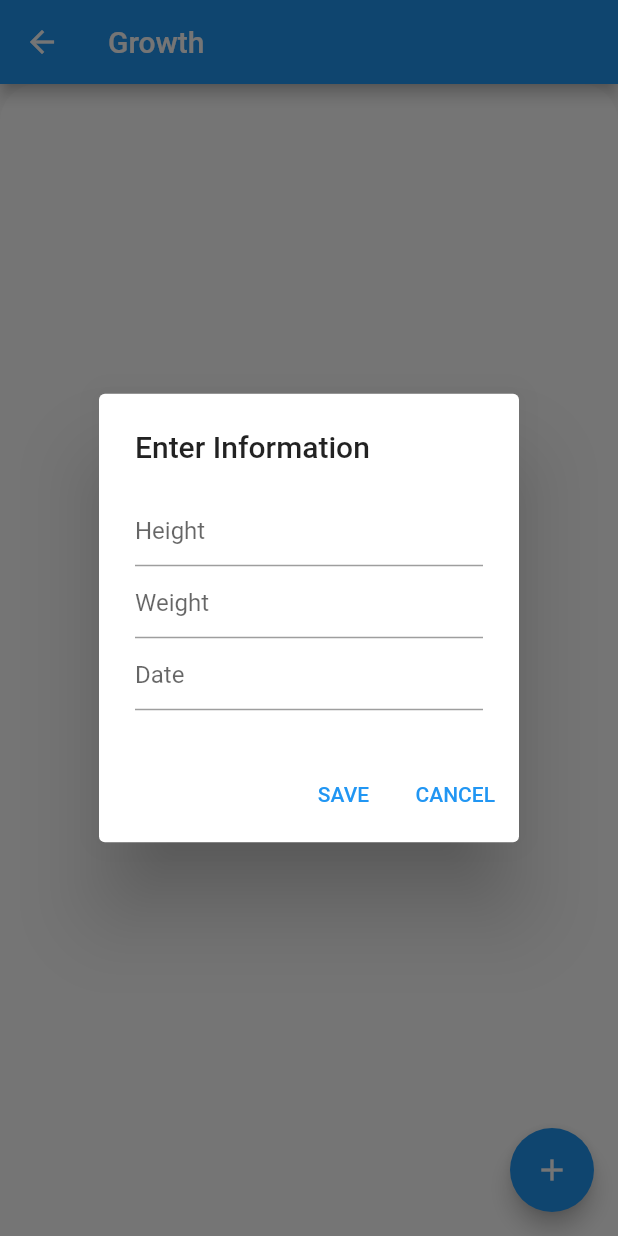
After one commit to kwu6gsu/csc4360-group-project, a Flutter app: the GrowthScreen screen opened directly, after a tap on the "add" icon, on a phone screen of 412 x 824 dp. The commit adds this screen. Run offline on Flutter 3.47's test engine with Material 2 defaults, Android fonts, the light colour scheme and no system bars; our stand-ins replace cloud_firestore, firebase_auth, firebase_core, flutter_rating_bar, flutter_signin_button; accounts and stored records are empty.

Commit message:
added growth screen (javier/kenny)

```diff
--- /dev/null
+++ b/lib/growth.dart
@@ -0,0 +1,233 @@
+import 'package:flutter/material.dart';
+import 'package:firebase_auth/firebase_auth.dart';
+import 'package:cloud_firestore/cloud_firestore.dart';
+
+class GrowthScreen extends StatefulWidget {
+  @override
+  _GrowthScreenState createState() => _GrowthScreenState();
+}
+
+class _GrowthScreenState extends State<GrowthScreen> {
+  late String heightText;
+  late String weightText;
+  TextEditingController _heightController = TextEditingController();
+  TextEditingController _weightController = TextEditingController();
+  TextEditingController _dateController = TextEditingController();
+  FirebaseAuth firebaseAuth = FirebaseAuth.instance;
+  final CollectionReference growthCollection = FirebaseFirestore.instance
+      .collection('users')
+      .doc(FirebaseAuth.instance.currentUser!.uid)
+      .collection('growth');
+
+  Future<void> saveGrowth() {
+    return growthCollection.add({
+      'height': heightText,
+      'weight': weightText,
+      'date': _dateController.text,
+      'submitted': DateTime.now()
+    });
+  }
+
+  Future<void> _displayTextInputDialog(BuildContext context) async {
+    return showDialog(
+        context: context,
+        builder: (context) {
+          return AlertDialog(
+            scrollable: true,
+            title: Text("Enter Information"),
+            content: Column(
+              children: [
+                TextField(
+                  decoration: InputDecoration(hintText: "Height"),
+                  onChanged: (value) {
+                    setState(() {
+                      heightText = value;
+                    });
+                  },
+                  controller: _heightController,
+                ),
+                TextField(
+                  decoration: InputDecoration(hintText: "Weight"),
+                  onChanged: (value) {
+                    setState(() {
+                      weightText = value;
+                    });
+                  },
+                  controller: _weightController,
+                ),
+                TextFormField(
+                  controller: _dateController,
+                  decoration: InputDecoration(
+                    hintText: "Date",
+                  ),
+                  onTap: () async {
+                    FocusScope.of(context).requestFocus(new FocusNode());
+                    DateTime date = (await showDatePicker(
+                        context: context,
+                        initialDate: DateTime.now(),
+                        firstDate: DateTime(DateTime.now().year - 20),
+                        lastDate: DateTime(DateTime.now().year + 20)))!;
+                    _dateController.text = date.toString().substring(0, 10);
+                  },
+                )
+              ],
+            ),
+            actions: <Widget>[
+              TextButton(
+                child: Text('SAVE'),
+                onPressed: () {
+                  setState(() {
+                    Navigator.pop(context);
+                  });
+                  saveGrowth();
+                  _heightController.clear();
+                  _weightController.clear();
+                  _dateController.clear();
+                },
+              ),
+              TextButton(
+                child: Text('CANCEL'),
+                onPressed: () {
+                  setState(() {
+                    Navigator.pop(context);
+                    _heightController.clear();
+                    _weightController.clear();
+                    _dateController.clear();
+                  });
+                },
+              ),
+            ],
+          );
+        });
+  }
+
+  Future<void> _displayGrowthDialog(
+      BuildContext context, String date, String height, String weight) async {
+    return showDialog(
+        context: context,
+        builder: (context) {
+          return AlertDialog(
+            scrollable: true,
+            title: Text(date),
+            content: Column(
+              children: [
+                Align(alignment: Alignment.centerLeft, child: Text(height)),
+                Padding(
+                    padding: EdgeInsets.only(top: 20),
+                    child: Align(
+                        alignment: Alignment.centerLeft, child: Text(weight))),
+              ],
+            ),
+            actions: <Widget>[
+              TextButton(
+                child: Text('CLOSE'),
+                onPressed: () {
+                  setState(() {
+                    Navigator.pop(context);
+                  });
+                },
+              ),
+            ],
+          );
+        });
+  }
+
+  Future<void> _displayDeleteDialog(DocumentReference reference) async {
+    return showDialog<void>(
+      context: context,
+      barrierDismissible: false,
+      builder: (BuildContext context) {
+        return AlertDialog(
+          content: SingleChildScrollView(
+            child: ListBody(
+              children: const <Widget>[
+                Text('Are you sure you want to delete this item?'),
+              ],
+            ),
+          ),
+          actions: <Widget>[
+            TextButton(
+              child: const Text('Yes'),
+              onPressed: () async {
+                await FirebaseFirestore.instance
+                    .runTransaction((Transaction myTransaction) async {
+                  myTransaction.delete(reference);
+                });
+                Navigator.of(context).pop();
+              },
+            ),
+            TextButton(
+              child: const Text('No'),
+              onPressed: () {
+                Navigator.of(context).pop();
+              },
+            ),
+          ],
+        );
+      },
+    );
+  }
+
+  @override
+  Widget build(BuildContext context) {
+    return Scaffold(
+      appBar: AppBar(
+        title: Text("Growth"),
+      ),
+      body: Column(
+        children: [
+          Expanded(
+              child: Container(
+            padding: EdgeInsets.all(10),
+            decoration: BoxDecoration(
+                color: Colors.white,
+                borderRadius: BorderRadius.only(
+                    topLeft: Radius.circular(25),
+                    topRight: Radius.circular(25))),
+            child: StreamBuilder<QuerySnapshot>(
+              stream: FirebaseFirestore.instance
+                  .collection('users')
+                  .doc(firebaseAuth.currentUser!.uid)
+                  .collection('growth')
+                  .orderBy('date')
+                  .snapshots(),
+              builder: (context, AsyncSnapshot<QuerySnapshot> snapshot) {
+                if (snapshot.hasData) {
+                  return ListView.builder(
+                      itemCount: snapshot.requireData.size,
+                      physics: BouncingScrollPhysics(),
+                      itemBuilder: (context, index) {
+                        return Card(
+                            child: ListTile(
+                          title: Text(snapshot.requireData.docs[index]['date']),
+                          onTap: () {
+                            _displayGrowthDialog(
+                                context,
+                                snapshot.requireData.docs[index]['date'],
+                                snapshot.requireData.docs[index]['height'],
+                                snapshot.requireData.docs[index]['weight']);
+                          },
+                          trailing: IconButton(
+                              onPressed: () {
+                                _displayDeleteDialog(
+                                    snapshot.requireData.docs[index].reference);
+                              },
+                              icon: Icon(Icons.delete)),
+                        ));
+                      });
+                }
+                return Center(child: CircularProgressIndicator());
+              },
+            ),
+          )),
+        ],
+      ),
+      floatingActionButton: FloatingActionButton(
+        child: Icon(Icons.add),
+        onPressed: () {
+          _displayTextInputDialog(context);
+        },
+      ),
+    );
+  }
+}
```
Also changed, not shown: lib/home.dart (+10 -0 lines).
